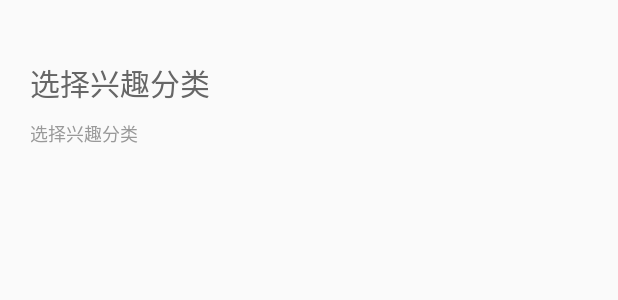
After one commit to zmz1103/WeiDuKeJi, an Android app: the layout activity_interest.xml on its own in the app's theme, with its tools: preview values and no code run, on a phone screen of 412 x 824 dp. The commit adds this screen. Shown: the top 300 px of the screen. Run offline under Robolectric (Android 15) with nearby library versions, the phone set to English and light mode, and no system bars; Roboto replaces fonts that are not available here.

```diff
--- a/app/src/main/java/com/wd/tech/adapter/InformationAdapter.java
+++ b/app/src/main/java/com/wd/tech/adapter/InformationAdapter.java
@@ -100,8 +100,8 @@ public class InformationAdapter extends RecyclerView.Adapter<RecyclerView.ViewHo
             }else{
                 ((InformationListMessage)viewHolder).shoucang.setImageResource(R.mipmap.common_icon_collect_n);
             }
-            //((InformationListMessage)viewHolder).fenxiangshu.setText(mInformationListBeans.get(i).getShare());
-            //((InformationListMessage)viewHolder).shoucangshu.setText(mInformationListBeans.get(i).getCollection());
+            ((InformationListMessage)viewHolder).fenxiangshu.setText(mInformationListBeans.get(i).getShare()+"");
+            ((InformationListMessage)viewHolder).shoucangshu.setText(mInformationListBeans.get(i).getCollection()+"");
 
 
         }
--- /dev/null
+++ b/app/src/main/res/drawable/inter50.xml
@@ -0,0 +1,6 @@
+<?xml version="1.0" encoding="utf-8"?>
+<shape xmlns:android="http://schemas.android.com/apk/res/android">
+
+    <solid android:color="#50333333" />
+    <corners android:radius="8dp"/>
+</shape>
--- a/app/src/main/res/layout/activity_information_fragment.xml
+++ b/app/src/main/res/layout/activity_information_fragment.xml
@@ -18,6 +18,7 @@
             android:layout_marginBottom="14dp">
 
             <ImageView
+                android:id="@+id/search"
                 android:layout_width="24dp"
                 android:layout_height="24dp"
                 android:layout_alignParentRight="true"
@@ -26,6 +27,7 @@
                 android:src="@mipmap/common_nav_btn_search_n" />
 
             <ImageView
+                android:id="@+id/menu"
                 android:layout_width="24dp"
                 android:layout_height="24dp"
                 android:layout_alignParentLeft="true"
@@ -52,6 +54,10 @@
         app:srlAccentColor="#00000000"
         app:srlEnablePreviewInEditMode="true"
         app:srlPrimaryColor="#00000000">
+        <com.scwang.smartrefresh.header.WaveSwipeHeader
+            android:layout_width="match_parent"
+            android:layout_height="wrap_content"/>
+
         <android.support.v4.widget.NestedScrollView
             android:layout_width="wrap_content"
             android:layout_height="wrap_content">
--- /dev/null
+++ b/app/src/main/res/layout/activity_interest.xml
@@ -0,0 +1,41 @@
+<?xml version="1.0" encoding="utf-8"?>
+<RelativeLayout xmlns:android="http://schemas.android.com/apk/res/android"
+    xmlns:app="http://schemas.android.com/apk/res-auto"
+    xmlns:tools="http://schemas.android.com/tools"
+    android:layout_width="match_parent"
+    android:layout_height="match_parent"
+    tools:context=".activity.InterestActivity">
+    <TextView
+        android:id="@+id/fff"
+        android:layout_width="wrap_content"
+        android:layout_height="wrap_content"
+        android:textSize="20sp"
+        android:textColor="#666666"
+        android:text="选择兴趣分类"
+        android:layout_marginTop="40dp"
+        android:layout_marginLeft="20dp"/>
+
+    <TextView
+        android:id="@+id/dddd"
+        android:layout_below="@id/fff"
+        android:layout_width="wrap_content"
+        android:layout_height="wrap_content"
+        android:textSize="12sp"
+        android:textColor="#999999"
+        android:text="选择兴趣分类"
+        android:layout_marginTop="10dp"
+        android:layout_marginLeft="20dp"
+        android:layout_marginBottom="30dp"/>
+
+    <android.support.v7.widget.RecyclerView
+        android:id="@+id/recyclerlist"
+        android:layout_width="match_parent"
+        android:layout_height="wrap_content"
+        android:layout_marginRight="8dp"
+        android:layout_marginLeft="20dp"
+        android:layout_below="@id/dddd">
+
+    </android.support.v7.widget.RecyclerView>
+
+
+</RelativeLayout>
--- a/app/src/main/res/layout/banner_item.xml
+++ b/app/src/main/res/layout/banner_item.xml
@@ -23,5 +23,7 @@
         android:text="为什么"
         android:layout_alignParentBottom="true"
         android:layout_marginLeft="20dp"
-        android:layout_marginBottom="10dp"/>
+        android:layout_marginBottom="10dp"
+        android:lines="1"
+        android:ellipsize="end"/>
 </RelativeLayout>
```
Also changed, not shown: app/src/main/AndroidManifest.xml (+6 -3 lines), app/src/main/java/com/wd/tech/activity/InterestActivity.java (added, +71 -0 lines), app/src/main/java/com/wd/tech/adapter/InterestAdapter.java (added, +95 -0 lines), app/src/main/java/com/wd/tech/bean/InterestListBean.java (added, +43 -0 lines), app/src/main/java/com/wd/tech/fragment/HomeFragment.java (+33 -9 lines), app/src/main/java/com/wd/tech/https/IRequest.java (+8 -0 lines), app/src/main/java/com/wd/tech/presenter/InterestListPresenter.java (added, +27 -0 lines), app/src/main/res/layout/informationlist1_item.xml (+8 -3 lines), app/src/main/res/layout/interest_recycler_item.xml (added, +51 -0 lines).
